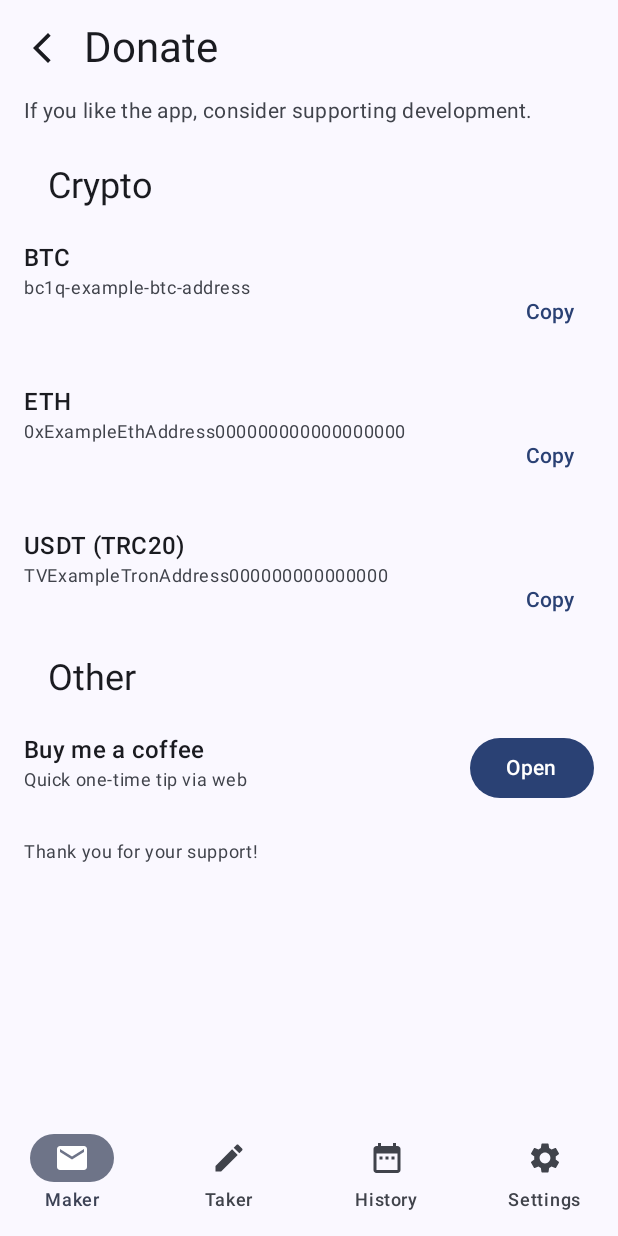
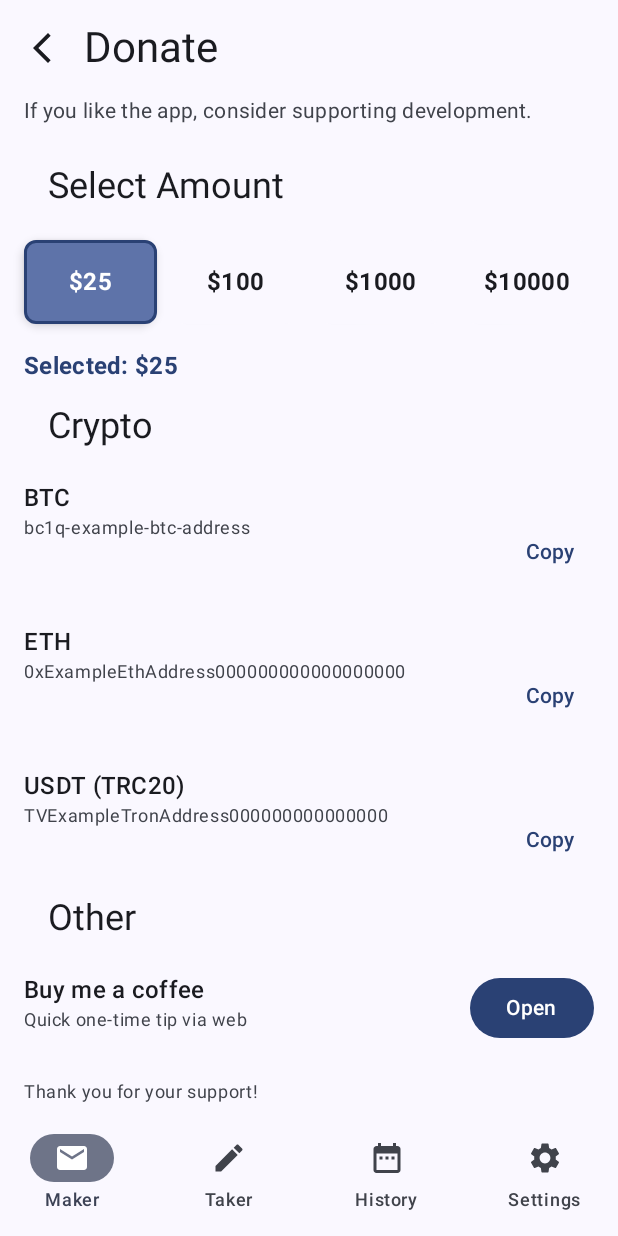
Before and after one commit to exxuslee/AtomicSwap, an Android app built with Jetpack Compose: the donate screen opened through its navigation route, on a phone screen of 412 x 824 dp. Run offline under Robolectric (Android 15) with nearby library versions, the phone set to English and light mode, and no system bars.

Commit message:
update DonateScreen.kt

```diff
--- a/feature/src/main/java/com/example/atomicswap/feature/settings/di/Module.kt
+++ b/feature/src/main/java/com/example/atomicswap/feature/settings/di/Module.kt
@@ -3,13 +3,15 @@ package com.example.atomicswap.feature.settings.di
 import com.example.atomicswap.feature.settings.main.SettingsViewModel
 import com.example.atomicswap.domain.usecases.SettingsUseCase
 import com.example.atomicswap.domain.usecases.ThemeController
+import com.example.atomicswap.feature.settings.donate.DonateViewModel
 import com.example.atomicswap.feature.settings.language.LanguageViewModel
 import com.example.atomicswap.feature.settings.notification.NotificationViewModel
 import org.koin.core.module.dsl.viewModel
 import org.koin.dsl.module
 
 val settingsModule = module {
-    viewModel { SettingsViewModel(get()) }
+    viewModel { DonateViewModel() }
     viewModel { LanguageViewModel() }
     viewModel { NotificationViewModel(get()) }
+    viewModel { SettingsViewModel(get()) }
 }
--- a/feature/src/main/java/com/example/atomicswap/feature/settings/donate/DonateScreen.kt
+++ b/feature/src/main/java/com/example/atomicswap/feature/settings/donate/DonateScreen.kt
@@ -1,13 +1,29 @@
 package com.example.atomicswap.feature.settings.donate
 
 import androidx.compose.runtime.Composable
+import androidx.compose.runtime.collectAsState
+import androidx.compose.runtime.getValue
 import androidx.navigation.NavController
+import com.example.atomicswap.feature.settings.donate.models.Action
+import org.koin.androidx.compose.koinViewModel
 
 @Composable
 fun DonateScreen(
     navController: NavController,
+    viewModel: DonateViewModel = koinViewModel(),
 ) {
-    DonateView(
-        onBack = { navController.popBackStack() }
-    )
+    val viewState by viewModel.viewStates().collectAsState()
+    val viewAction by viewModel.viewActions().collectAsState(null)
+
+    DonateView(viewState) {
+        viewModel.obtainEvent(it)
+    }
+
+    when (viewAction) {
+        is Action.PopBackStack -> {
+            viewModel.clearAction()
+            navController.popBackStack()
+        }
+        null -> {}
+    }
 }
--- a/feature/src/main/java/com/example/atomicswap/feature/settings/donate/DonateView.kt
+++ b/feature/src/main/java/com/example/atomicswap/feature/settings/donate/DonateView.kt
@@ -1,33 +1,43 @@
 package com.example.atomicswap.feature.settings.donate
 
+import androidx.compose.foundation.border
+import androidx.compose.foundation.clickable
 import androidx.compose.foundation.layout.Arrangement
+import androidx.compose.foundation.layout.Box
 import androidx.compose.foundation.layout.Column
 import androidx.compose.foundation.layout.Row
 import androidx.compose.foundation.layout.Spacer
 import androidx.compose.foundation.layout.fillMaxWidth
 import androidx.compose.foundation.layout.padding
 import androidx.compose.foundation.lazy.LazyColumn
+import androidx.compose.foundation.shape.RoundedCornerShape
 import androidx.compose.material3.Button
+import androidx.compose.material3.Card
+import androidx.compose.material3.CardDefaults
 import androidx.compose.material3.ExperimentalMaterial3Api
 import androidx.compose.material3.MaterialTheme
 import androidx.compose.material3.Text
 import androidx.compose.material3.TextButton
 import androidx.compose.runtime.Composable
+import androidx.compose.ui.Alignment
 import androidx.compose.ui.Modifier
 import androidx.compose.ui.platform.LocalClipboardManager
 import androidx.compose.ui.platform.LocalUriHandler
 import androidx.compose.ui.text.AnnotatedString
+import androidx.compose.ui.text.font.FontWeight
 import androidx.compose.ui.tooling.preview.Preview
 import androidx.compose.ui.unit.dp
 import com.example.atomicswap.core.common.theme.AppTheme
 import com.example.atomicswap.core.common.ui.HeaderStick
 import com.example.atomicswap.core.common.ui.TopAppBar
+import com.example.atomicswap.feature.settings.donate.models.Event
+import com.example.atomicswap.feature.settings.donate.models.ViewState
 
 @OptIn(ExperimentalMaterial3Api::class)
 @Composable
-fun DonateView(onBack: () -> Unit) {
+fun DonateView(viewState: ViewState, eventHandler: (Event) -> Unit) {
     Column {
-        TopAppBar("Donate", onBack)
+        TopAppBar("Donate") { eventHandler.invoke(Event.PopBackStack) }
 
         val clipboard = LocalClipboardManager.current
         val uriHandler = LocalUriHandler.current
@@ -41,6 +51,18 @@ fun DonateView(onBack: () -> Unit) {
                     style = MaterialTheme.typography.bodyMedium,
                     color = MaterialTheme.colorScheme.onSurfaceVariant,
                     modifier = Modifier.padding(bottom = 24.dp)
+                )
+            }
+
+            stickyHeader {
+                HeaderStick("Select Amount")
+            }
+
+            item {
+                DonationAmountSelector(
+                    selectedAmount = viewState.selectedAmount,
+                    availableAmounts = viewState.availableAmounts,
+                    onAmountSelected = { amount -> eventHandler(Event.OnAmountSelected(amount)) }
                 )
             }
 
@@ -142,12 +164,99 @@ private fun AddressRow(
     }
 }
 
+@Composable
+private fun DonationAmountSelector(
+    selectedAmount: Int,
+    availableAmounts: List<Int>,
+    onAmountSelected: (Int) -> Unit,
+) {
+    Column(modifier = Modifier.padding(vertical = 12.dp)) {
+        Row(
+            modifier = Modifier.fillMaxWidth(),
+            horizontalArrangement = Arrangement.spacedBy(8.dp)
+        ) {
+            availableAmounts.forEach { amount ->
+                AmountButton(
+                    amount = amount,
+                    isSelected = amount == selectedAmount,
+                    onClick = { onAmountSelected(amount) },
+                    modifier = Modifier.weight(1f)
+                )
+            }
+        }
+
+        Spacer(modifier = Modifier.padding(vertical = 8.dp))
+
+        Text(
+            text = "Selected: $${selectedAmount}",
+            style = MaterialTheme.typography.titleMedium,
+            fontWeight = FontWeight.Bold,
+            color = MaterialTheme.colorScheme.primary
+        )
+    }
+}
+
+@Composable
+private fun AmountButton(
+    amount: Int,
+    isSelected: Boolean,
+    onClick: () -> Unit,
+    modifier: Modifier = Modifier
+) {
+    Card(
+        modifier = modifier
+            .clickable { onClick() }
+            .then(
+                if (isSelected) {
+                    Modifier.border(
+                        width = 2.dp,
+                        color = MaterialTheme.colorScheme.primary,
+                        shape = RoundedCornerShape(8.dp)
+                    )
+                } else {
+                    Modifier
+                }
+            ),
+        colors = CardDefaults.cardColors(
+            containerColor = if (isSelected) {
+                MaterialTheme.colorScheme.primaryContainer
+            } else {
+                MaterialTheme.colorScheme.surface
+            }
+        ),
+        elevation = CardDefaults.cardElevation(defaultElevation = if (isSelected) 4.dp else 1.dp)
+    ) {
+        Box(
+            modifier = Modifier
+                .fillMaxWidth()
+                .padding(16.dp),
+            contentAlignment = Alignment.Center
+        ) {
+            Column(
+                horizontalAlignment = Alignment.CenterHorizontally
+            ) {
+                Text(
+                    text = "$$amount",
+                    style = MaterialTheme.typography.titleMedium,
+                    fontWeight = FontWeight.Bold,
+                    color = if (isSelected) {
+                        MaterialTheme.colorScheme.onPrimaryContainer
+                    } else {
+                        MaterialTheme.colorScheme.onSurface
+                    }
+                )
+            }
+        }
+    }
+}
+
 @Preview
 @Composable
 fun DonateView_Preview() {
     AppTheme {
         DonateView(
-            onBack = {}
+            viewState = ViewState(),
+            eventHandler = {}
         )
     }
 }
--- /dev/null
+++ b/feature/src/main/java/com/example/atomicswap/feature/settings/donate/DonateViewModel.kt
@@ -0,0 +1,19 @@
+package com.example.atomicswap.feature.settings.donate
+
+import com.example.atomicswap.core.common.base.BaseViewModel
+import com.example.atomicswap.feature.settings.donate.models.Action
+import com.example.atomicswap.feature.settings.donate.models.Event
+import com.example.atomicswap.feature.settings.donate.models.ViewState
+
+class DonateViewModel(
+) : BaseViewModel<ViewState, Action, Event>(initialState = ViewState()) {
+
+    override fun obtainEvent(viewEvent: Event) {
+        when (viewEvent) {
+            is Event.PopBackStack -> viewAction = Action.PopBackStack
+            is Event.OnAmountSelected -> {
+                viewState = viewState.copy(selectedAmount = viewEvent.amount)
+            }
+        }
+    }
+}
--- /dev/null
+++ b/feature/src/main/java/com/example/atomicswap/feature/settings/donate/models/Action.kt
@@ -0,0 +1,6 @@
+package com.example.atomicswap.feature.settings.donate.models
+
+
+sealed class Action {
+    data object PopBackStack: Action()
+}
--- /dev/null
+++ b/feature/src/main/java/com/example/atomicswap/feature/settings/donate/models/Event.kt
@@ -0,0 +1,8 @@
+package com.example.atomicswap.feature.settings.donate.models
+
+import com.hwasfy.localize.util.SupportedLocales
+
+sealed class Event {
+    data object PopBackStack: Event()
+    data class OnAmountSelected(val amount: Int): Event()
+}
--- /dev/null
+++ b/feature/src/main/java/com/example/atomicswap/feature/settings/donate/models/ViewState.kt
@@ -0,0 +1,7 @@
+package com.example.atomicswap.feature.settings.donate.models
+
+
+data class ViewState(
+    val selectedAmount: Int = 25,
+    val availableAmounts: List<Int> = listOf(25, 100, 1000, 10000),
+)
```
